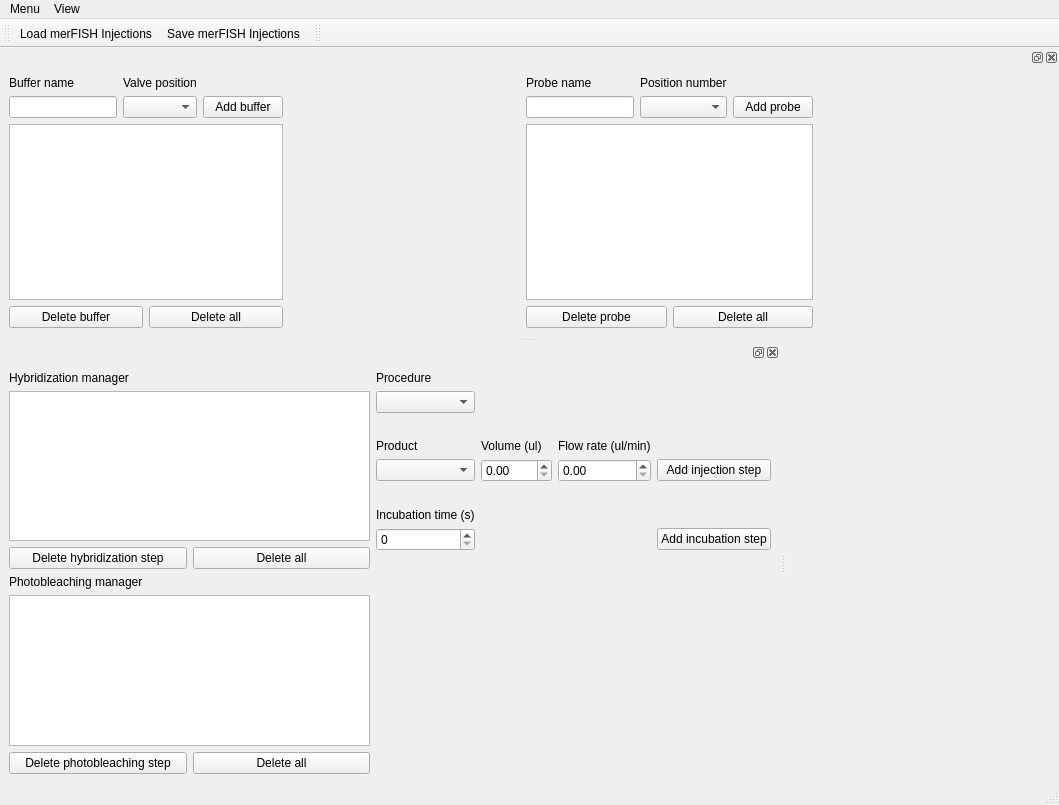
fbarho/qudi-cbs, file gui/merfish/ui_merfish.ui: the form before one commit.
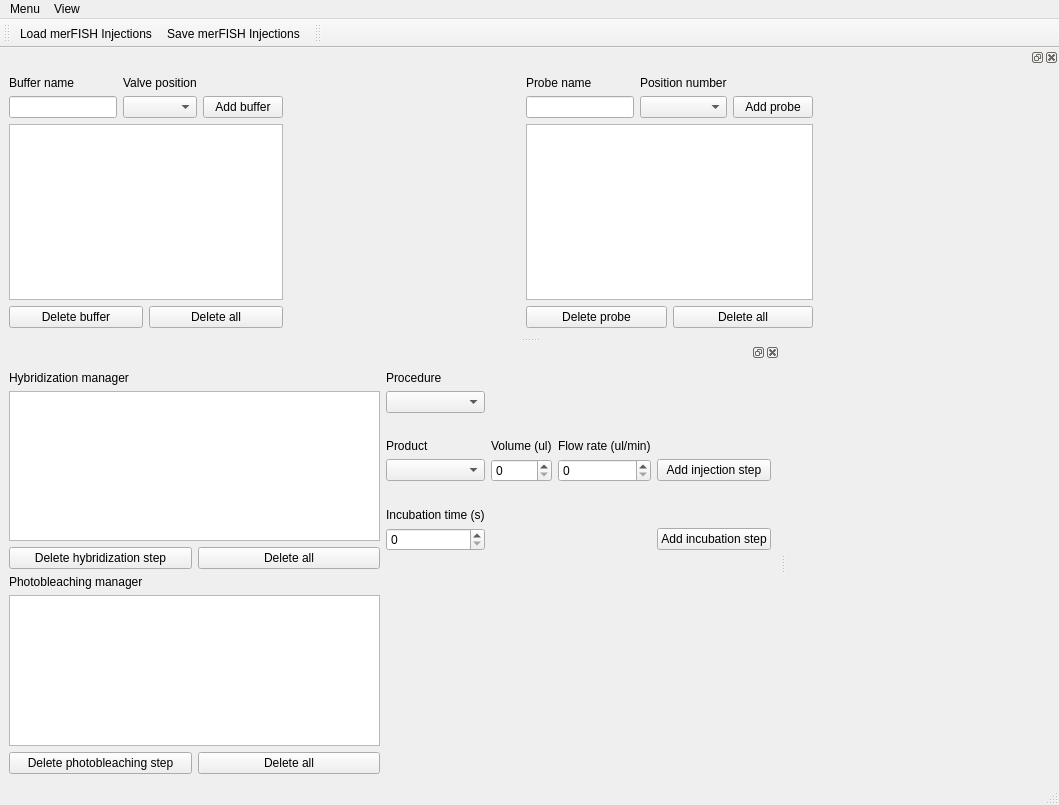
The form after the commit.

Commit message: integer format for flowrate and volume setpoints

```diff
--- a/gui/merfish/ui_merfish.ui
+++ b/gui/merfish/ui_merfish.ui
@@ -326,13 +326,6 @@
          </property>
         </widget>
        </item>
-       <item row="4" column="2">
-        <widget class="QDoubleSpinBox" name="flowrate_DSpinBox">
-         <property name="maximum">
-          <double>1000.000000000000000</double>
-         </property>
-        </widget>
-       </item>
        <item row="3" column="2">
         <widget class="QLabel" name="label_5">
          <property name="text">
@@ -417,13 +410,6 @@
          </property>
         </widget>
        </item>
-       <item row="4" column="1">
-        <widget class="QDoubleSpinBox" name="volume_DSpinBox">
-         <property name="maximum">
-          <double>3000.000000000000000</double>
-         </property>
-        </widget>
-       </item>
        <item row="2" column="0">
         <spacer name="verticalSpacer_3">
          <property name="orientation">
@@ -440,6 +426,20 @@
          </property>
         </spacer>
        </item>
+       <item row="4" column="1">
+        <widget class="QSpinBox" name="volume_SpinBox">
+         <property name="maximum">
+          <number>10000</number>
+         </property>
+        </widget>
+       </item>
+       <item row="4" column="2">
+        <widget class="QSpinBox" name="flowrate_SpinBox">
+         <property name="maximum">
+          <number>1000</number>
+         </property>
+        </widget>
+       </item>
       </layout>
      </item>
     </layout>
```
The commit also changes 1 other file.
